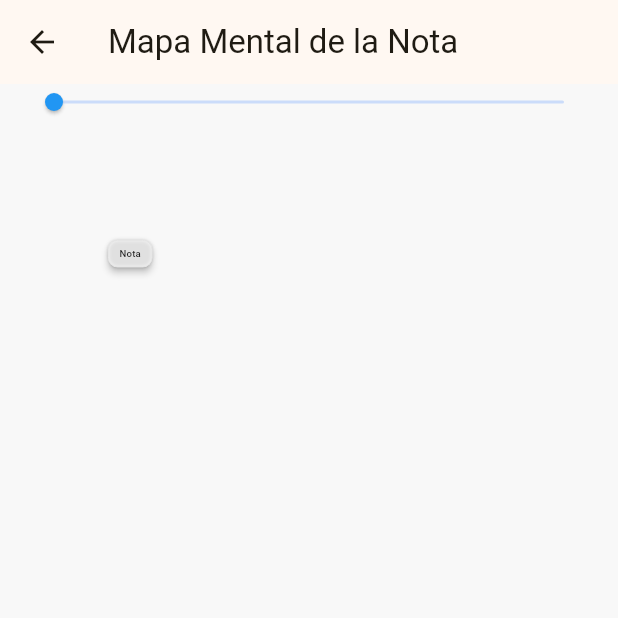
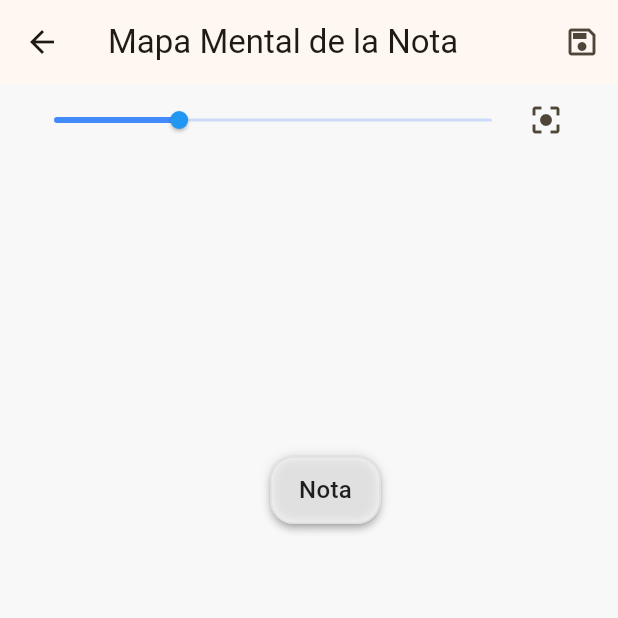
Before and after one commit to alfonso653/NOTAS, a Flutter app: the MindMapFromNoteScreen screen opened directly with empty values, on a phone screen of 412 x 824 dp, the top half of it. Run offline on Flutter 3.47's test engine with Material 3 defaults, Android fonts, the phone set to English and light mode, and no system bars; our stand-ins replace auto_size_text, image_picker, pdf, permission_handler, share_plus, shared_preferences; missing offline and left inert: flutter_sound; accounts and stored records are empty.

Commit message:
Subida completa: mejoras en mapa mental, nodos interactivos, pan/zoom, persistencia

```diff
--- a/lib/main.dart
+++ b/lib/main.dart
@@ -8,7 +8,6 @@ import 'notes_module.dart';
 import 'note.dart';
 import 'note_provider.dart';
 import 'pending.dart';
-
 
 void main() {
   runApp(const NotesApp());
@@ -65,8 +64,6 @@ class _HomeScreenState extends State<HomeScreen> {
       defaultTargetPlatform == TargetPlatform.macOS ||
       defaultTargetPlatform == TargetPlatform.windows ||
       defaultTargetPlatform == TargetPlatform.linux;
-
-
 
   /// Diferir mutaciones al próximo frame para evitar re-entrancia.
   void _defer(VoidCallback fn) {
--- a/lib/mindmap_board.dart
+++ b/lib/mindmap_board.dart
@@ -21,20 +21,32 @@ class MindMapBoard extends StatefulWidget {
 }
 
 class _MindMapBoardState extends State<MindMapBoard> {
-  String? _draggingNodeId;
-  Offset? _dragStartNodePosition;
-  bool _isDraggingNode = false;
+  // Estado de arrastre por nodo (evita conflictos entre gestures)
+  final Map<String, bool> _draggingNodes = {};
+  // Posición del nodo al iniciar el drag (en coordenadas de escena)
+  final Map<String, Offset?> _dragStartNodePositions = {};
+  // Punto de escena donde empezó el puntero
+  final Map<String, Offset?> _dragStartScenePositions = {};
+
   String? _selectedNodeId;
+
+  // Zoom / Pan
   final double _minZoom = 0.4;
   final double _maxZoom = 2.5;
   late double _zoom;
   late final TransformationController _transformationController;
+  final GlobalKey _viewerKey = GlobalKey();
+
+  // Canvas dinámico para evitar que el contenido se recorte
+  static const double _minCanvas = 2000.0;
+  static const double _canvasPadding = 300.0;
 
   @override
   void initState() {
     super.initState();
-    _zoom = _minZoom;
-    _transformationController = TransformationController(Matrix4.identity()..scale(_zoom));
+    _zoom = 1.0;
+    _transformationController =
+        TransformationController(Matrix4.identity()..scale(_zoom));
   }
 
   @override
@@ -43,11 +55,89 @@ class _MindMapBoardState extends State<MindMapBoard> {
     super.dispose();
   }
 
+  Size _computeCanvasSize() {
+    if (widget.nodes.isEmpty) return const Size(_minCanvas, _minCanvas);
+    double minX = double.infinity, minY = double.infinity;
+    double maxX = -double.infinity, maxY = -double.infinity;
+
+    for (final n in widget.nodes) {
+      minX = n.position.dx < minX ? n.position.dx : minX;
+      minY = n.position.dy < minY ? n.position.dy : minY;
+      maxX = n.position.dx > maxX ? n.position.dx : maxX;
+      maxY = n.position.dy > maxY ? n.position.dy : maxY;
+    }
+
+    final width = (maxX - minX).abs() +
+        _canvasPadding * 2 +
+        400; // margen extra para nodos
+    final height = (maxY - minY).abs() + _canvasPadding * 2 + 400;
+
+    return Size(
+      width.isFinite ? width.clamp(_minCanvas, double.infinity) : _minCanvas,
+      height.isFinite ? height.clamp(_minCanvas, double.infinity) : _minCanvas,
+    );
+  }
+
+  /// Convierte un punto global (pantalla) a coordenadas de escena del child de InteractiveViewer
+  Offset _globalToScene(Offset globalPosition) {
+    final box = _viewerKey.currentContext?.findRenderObject() as RenderBox?;
+    if (box == null) return globalPosition;
+    final local = box.globalToLocal(globalPosition);
+    // Desde Flutter 3, TransformationController expone toScene
+    return _transformationController.toScene(local);
+  }
+
+  void _onNodePanStart(MindMapNode node, DragStartDetails details) {
+    final scenePoint = _globalToScene(details.globalPosition);
+    setState(() {
+      _selectedNodeId = node.id;
+      _draggingNodes[node.id] = true;
+      _dragStartNodePositions[node.id] = node.position;
+      _dragStartScenePositions[node.id] = scenePoint;
+    });
+  }
+
+  void _onNodePanUpdate(MindMapNode node, DragUpdateDetails details) {
+    final startNode = _dragStartNodePositions[node.id];
+    final startScene = _dragStartScenePositions[node.id];
+    if (_draggingNodes[node.id] == true &&
+        startNode != null &&
+        startScene != null) {
+      final currentScene = _globalToScene(details.globalPosition);
+      final deltaScene = currentScene - startScene;
+      final newPos = startNode + deltaScene;
+
+      setState(() {
+        node.position = newPos;
+      });
+
+      if (widget.onNodeMoved != null) {
+        // Enviar copia inmutable si tu modelo expone copyWith; si no, el mismo objeto sirve.
+        try {
+          final updated = node.copyWith(position: newPos);
+          widget.onNodeMoved!(updated);
+        } catch (_) {
+          widget.onNodeMoved!(node);
+        }
+      }
+    }
+  }
+
+  void _onNodePanEndOrCancel(String nodeId) {
+    setState(() {
+      _draggingNodes[nodeId] = false;
+      _dragStartNodePositions[nodeId] = null;
+      _dragStartScenePositions[nodeId] = null;
+    });
+  }
+
   @override
   Widget build(BuildContext context) {
+    final canvasSize = _computeCanvasSize();
+
     return Column(
       children: [
-        // Slider de zoom igual al de la nota
+        // Slider de zoom
         Padding(
           padding: const EdgeInsets.symmetric(horizontal: 24, vertical: 0),
           child: Row(
@@ -56,8 +146,10 @@ class _MindMapBoardState extends State<MindMapBoard> {
                 child: SliderTheme(
                   data: SliderTheme.of(context).copyWith(
                     trackHeight: 2,
-                    thumbShape: const RoundSliderThumbShape(enabledThumbRadius: 6),
-                    overlayShape: const RoundSliderOverlayShape(overlayRadius: 12),
+                    thumbShape:
+                        const RoundSliderThumbShape(enabledThumbRadius: 6),
+                    overlayShape:
+                        const RoundSliderOverlayShape(overlayRadius: 12),
                     thumbColor: Colors.blue,
                     activeTrackColor: Colors.blueAccent,
                     inactiveTrackColor: Colors.blueAccent.withOpacity(0.25),
@@ -69,15 +161,27 @@ class _MindMapBoardState extends State<MindMapBoard> {
                     onChanged: (v) {
                       setState(() {
                         _zoom = v;
-                        _transformationController.value = Matrix4.identity()..scale(_zoom);
+                        _transformationController.value = Matrix4.identity()
+                          ..scale(_zoom);
                       });
                     },
                   ),
                 ),
               ),
+              IconButton(
+                tooltip: 'Centrar y ajustar',
+                onPressed: () {
+                  setState(() {
+                    _zoom = 1.0;
+                    _transformationController.value = Matrix4.identity();
+                  });
+                },
+                icon: const Icon(Icons.center_focus_strong),
+              ),
             ],
           ),
         ),
+
         // Área interactiva del mapa mental
         Expanded(
           child: GestureDetector(
@@ -87,80 +191,62 @@ class _MindMapBoardState extends State<MindMapBoard> {
                 _selectedNodeId = null;
               });
             },
-            child: Listener(
-              onPointerSignal: (_) {},
-              child: StatefulBuilder(
-                builder: (context, setSB) {
-                  return InteractiveViewer(
+            child: InteractiveViewer(
+              key: _viewerKey,
               minScale: _minZoom,
               maxScale: _maxZoom,
-                    panEnabled: !_isDraggingNode && _selectedNodeId == null,
+              panEnabled:
+                  true, // Siempre habilitado; los nodos capturan sus propios gestures
               scaleEnabled: true,
+              constrained: false, // Permite canvas grande
+              boundaryMargin: const EdgeInsets.all(double.infinity),
               transformationController: _transformationController,
-                    onInteractionUpdate: (details) {
+              onInteractionUpdate: (_) {
                 setState(() {
                   _zoom = _transformationController.value.getMaxScaleOnAxis();
                 });
               },
-                    panAxis: PanAxis.free,
-                    boundaryMargin: const EdgeInsets.all(double.infinity),
+              child: RepaintBoundary(
+                child: SizedBox(
+                  width: canvasSize.width,
+                  height: canvasSize.height,
                   child: Stack(
                     clipBehavior: Clip.none,
                     children: [
-                        // Dibuja las conexiones
+                      // Conexiones debajo
                       Positioned.fill(
                         child: CustomPaint(
-                            painter: _ConnectionsPainter(widget.nodes, widget.connections),
+                          painter: _ConnectionsPainter(
+                              widget.nodes, widget.connections),
                         ),
                       ),
-                        // Dibuja los nodos
+
+                      // Nodos encima
                       ...widget.nodes.map((node) {
                         final isSelected = node.id == _selectedNodeId;
                         return Positioned(
+                          key: ValueKey('pos_${node.id}'),
                           left: node.position.dx,
                           top: node.position.dy,
-                            child: GestureDetector(
-                              behavior: HitTestBehavior.translucent,
-                              onTap: () {
-                                setState(() {
-                                  _selectedNodeId = node.id;
-                                });
+                          child: _DraggableMindMapNode(
+                            key: ValueKey('node_${node.id}'),
+                            node: node,
+                            selected: isSelected,
+                            onSelect: () {
+                              setState(() => _selectedNodeId = node.id);
                             },
-                              onPanStart: (details) {
-                                if (_selectedNodeId == node.id) {
-                                  setState(() {
-                                    _draggingNodeId = node.id;
-                                    _dragStartNodePosition = node.position;
-                                    _isDraggingNode = true;
-                                  });
-                                }
-                              },
-                              onPanUpdate: (details) {
-                                if (_draggingNodeId == node.id && _dragStartNodePosition != null && _selectedNodeId == node.id) {
-                                  setState(() {
-                                    node.position = _dragStartNodePosition! + details.delta / _zoom;
-                                    _dragStartNodePosition = node.position;
-                                  });
-                                  if (widget.onNodeMoved != null) {
-                                    widget.onNodeMoved!(node);
-                                  }
-                                }
-                              },
-                              onPanEnd: (_) {
-                                setState(() {
-                                  _draggingNodeId = null;
-                                  _dragStartNodePosition = null;
-                                  _isDraggingNode = false;
-                                });
-                              },
-                              child: _MindMapNodeWidget(node: node, selected: isSelected),
+                            onMoveStart: (details) =>
+                                _onNodePanStart(node, details),
+                            onMoveUpdate: (details) =>
+                                _onNodePanUpdate(node, details),
+                            onMoveEnd: () => _onNodePanEndOrCancel(node.id),
+                            onMoveCancel: () => _onNodePanEndOrCancel(node.id),
                           ),
                         );
                       }).toList(),
                     ],
                   ),
-                  );
-                },
+                ),
               ),
             ),
           ),
@@ -170,20 +256,49 @@ class _MindMapBoardState extends State<MindMapBoard> {
   }
 }
 
-class _MindMapNodeWidget extends StatelessWidget {
+class _DraggableMindMapNode extends StatelessWidget {
   final MindMapNode node;
   final bool selected;
-  const _MindMapNodeWidget({required this.node, this.selected = false});
+  final VoidCallback onSelect;
+  final GestureDragStartCallback onMoveStart;
+  final GestureDragUpdateCallback onMoveUpdate;
+  final VoidCallback onMoveEnd;
+  final VoidCallback onMoveCancel;
+
+  const _DraggableMindMapNode({
+    required this.node,
+    required this.selected,
+    required this.onSelect,
+    required this.onMoveStart,
+    required this.onMoveUpdate,
+    required this.onMoveEnd,
+    required this.onMoveCancel,
+    Key? key,
+  }) : super(key: key);
 
   @override
   Widget build(BuildContext context) {
-    return Material(
+    // El GestureDetector captura los eventos de arrastre del nodo,
+    // evitando que el InteractiveViewer haga pan al mismo tiempo.
+    return GestureDetector(
+      behavior: HitTestBehavior.opaque,
+      onTap: onSelect,
+      onPanStart: onMoveStart,
+      onPanUpdate: onMoveUpdate,
+      onPanEnd: (_) => onMoveEnd(),
+      onPanCancel: onMoveCancel,
+      child: Material(
         color: Colors.white,
         elevation: selected ? 8 : 2,
         borderRadius: BorderRadius.circular(16),
         child: IntrinsicWidth(
           child: Container(
-          constraints: const BoxConstraints(minWidth: 60, maxWidth: 260),
+            constraints: const BoxConstraints(
+              minWidth: 60,
+              maxWidth: 260,
+              minHeight: 40,
+              maxHeight: 160,
+            ),
             padding: const EdgeInsets.symmetric(horizontal: 18, vertical: 10),
             decoration: BoxDecoration(
               borderRadius: BorderRadius.circular(16),
@@ -192,9 +307,18 @@ class _MindMapNodeWidget extends StatelessWidget {
                 width: selected ? 2.5 : 1.2,
               ),
               boxShadow: selected
-                ? [BoxShadow(color: Colors.blueAccent.withOpacity(0.18), blurRadius: 16, spreadRadius: 2)]
+                  ? [
+                      BoxShadow(
+                          color: Colors.blueAccent.withOpacity(0.18),
+                          blurRadius: 16,
+                          spreadRadius: 2)
+                    ]
                   : [BoxShadow(color: Colors.black12, blurRadius: 6)],
             ),
+            child: Scrollbar(
+              thumbVisibility: true,
+              child: SingleChildScrollView(
+                scrollDirection: Axis.vertical,
                 child: Text(
                   node.text,
                   style: TextStyle(
@@ -204,7 +328,9 @@ class _MindMapNodeWidget extends StatelessWidget {
                   ),
                   softWrap: true,
                   overflow: TextOverflow.visible,
-            maxLines: 4,
+                ),
+              ),
+            ),
           ),
         ),
       ),
@@ -215,25 +341,44 @@ class _MindMapNodeWidget extends StatelessWidget {
 class _ConnectionsPainter extends CustomPainter {
   final List<MindMapNode> nodes;
   final List<MindMapConnection> connections;
+
   _ConnectionsPainter(this.nodes, this.connections);
 
   @override
   void paint(Canvas canvas, Size size) {
+    final paint = Paint()
+      ..strokeWidth = 2.2
+      ..style = PaintingStyle.stroke;
+
     for (final conn in connections) {
-      final from = nodes.firstWhere((n) => n.id == conn.fromId,
-          orElse: () => nodes.first);
+      final from = nodes
+          .where((n) => n.id == conn.fromId)
+          .cast<MindMapNode?>()
+          .firstWhere(
+            (n) => n != null,
+            orElse: () => null,
+          );
       final to =
-          nodes.firstWhere((n) => n.id == conn.toId, orElse: () => nodes.first);
-      final paint = Paint()
-        ..color = conn.color
-        ..strokeWidth = 2.2;
-      final fromOffset =
-          from.position + const Offset(60, 24); // centro aproximado
+          nodes.where((n) => n.id == conn.toId).cast<MindMapNode?>().firstWhere(
+                (n) => n != null,
+                orElse: () => null,
+              );
+      if (from == null || to == null) continue;
+
+      paint.color = conn.color;
+
+      // Puntos aproximados desde el centro del nodo (ajustables)
+      final fromOffset = from.position + const Offset(60, 24);
       final toOffset = to.position + const Offset(60, 24);
+
+      // Línea recta (se puede mejorar a curva bézier)
       canvas.drawLine(fromOffset, toOffset, paint);
     }
   }
 
   @override
-  bool shouldRepaint(covariant CustomPainter oldDelegate) => true;
+  bool shouldRepaint(covariant _ConnectionsPainter oldDelegate) {
+    // Re-pintar cuando cambien nodos o conexiones
+    return oldDelegate.nodes != nodes || oldDelegate.connections != connections;
   }
+}
--- a/lib/mindmap_from_note_screen.dart
+++ b/lib/mindmap_from_note_screen.dart
@@ -1,6 +1,7 @@
 import 'package:flutter/material.dart';
 import 'dart:math' as math;
 import 'package:provider/provider.dart';
+
 import 'note.dart';
 import 'note_provider.dart';
 import 'mindmap_model.dart';
@@ -21,126 +22,124 @@ class _MindMapFromNoteScreenState extends State<MindMapFromNoteScreen> {
   @override
   void initState() {
     super.initState();
-    // Restaurar nodos y conexiones si existen en la nota
-    if (widget.note.mindMapNodes != null && widget.note.mindMapNodes!.isNotEmpty) {
-      // Restaurar nodos existentes
-      nodes = widget.note.mindMapNodes!.map((e) => MindMapNode(
+
+    // Cargar (si existen) nodos previos de la nota para preservar posiciones
+    final prevNodes = <String, MindMapNode>{};
+    if (widget.note.mindMapNodes != null) {
+      for (final e in widget.note.mindMapNodes!) {
+        prevNodes[e['id']] = MindMapNode(
           id: e['id'],
           text: e['text'],
-        position: Offset((e['x'] as num).toDouble(), (e['y'] as num).toDouble()),
-        children: (e['children'] as List?)?.map((c) => c.toString()).toList() ?? [],
-      )).toList();
-
-      // Sincronizar el nodo principal (root) con el título de la nota
-      final root = nodes.first;
-      final newRootText = widget.note.title.isEmpty ? 'Nota' : widget.note.title;
-      if (root.text != newRootText) {
-        nodes[0] = root.copyWith(text: newRootText);
-      }
-
-      // Buscar nodos hijos (no root) y mapear por índice
-      int idx = 0;
-      for (final part in widget.note.contentParts) {
-        if ((part['isImage'] ?? false) == true) continue;
-        final text = (part['text'] ?? '').toString().trim();
-        if (text.isEmpty) continue;
-        final nodeId = 'n$idx';
-        final nodeIdx = nodes.indexWhere((n) => n.id == nodeId);
-        if (nodeIdx != -1) {
-          // Si existe, actualizar el texto
-          nodes[nodeIdx] = nodes[nodeIdx].copyWith(
-            text: text.length > 40 ? text.substring(0, 40) + '...' : text,
+          position: Offset(
+            (e['x'] as num).toDouble(),
+            (e['y'] as num).toDouble(),
+          ),
+          children:
+              (e['children'] as List?)?.map((c) => c.toString()).toList() ??
+                  <String>[],
         );
-        } else {
-          // Si no existe, crear el nodo
-          nodes.add(MindMapNode(
-            id: nodeId,
-            text: text.length > 40 ? text.substring(0, 40) + '...' : text,
-            position: root.position + Offset(60.0 * (idx + 1), 120.0),
-            children: [],
-          ));
-          nodes[0].children.add(nodeId);
-        }
-        idx++;
-      }
-      // Opcional: eliminar nodos huérfanos si algún segmento fue borrado
-      nodes.removeWhere((n) => n.id.startsWith('n') && int.tryParse(n.id.substring(1)) != null && int.parse(n.id.substring(1)) >= idx);
-      nodes[0].children.removeWhere((id) => id.startsWith('n') && int.tryParse(id.substring(1)) != null && int.parse(id.substring(1)) >= idx);
-    } else {
-      nodes = _generateNodesFromNote();
-    }
-    if (widget.note.mindMapConnections != null && widget.note.mindMapConnections!.isNotEmpty) {
-      connections = widget.note.mindMapConnections!.map((e) => MindMapConnection(
-        fromId: e['fromId'],
-        toId: e['toId'],
-        color: Colors.indigo,
-      )).toList();
-      // --- Agregar conexiones para nuevos nodos hijos si faltan ---
-      final root = nodes.first;
-      for (final id in root.children) {
-        if (!connections.any((c) => c.fromId == root.id && c.toId == id)) {
-          connections.add(MindMapConnection(fromId: root.id, toId: id, color: Colors.indigo));
-        }
-      }
-    } else {
-      connections = _generateConnections(nodes);
       }
     }
 
-  List<MindMapNode> _generateNodesFromNote() {
-    final nodes = <MindMapNode>[];
-    final rootId = 'root';
-    nodes.add(MindMapNode(
+    nodes = _generateNodesFromNoteWithPositions(prevNodes);
+    connections = _generateConnections(nodes);
+
+    // Guardar el estado inicial (asegura persistencia cuando se abre)
+    WidgetsBinding.instance.addPostFrameCallback((_) => _saveMindMap());
+  }
+
+  List<MindMapNode> _generateNodesFromNoteWithPositions(
+      Map<String, MindMapNode> prevNodes) {
+    final result = <MindMapNode>[];
+
+    // Nodo raíz
+    const rootId = 'root';
+    final String rootText =
+        widget.note.title.isEmpty ? 'Nota' : widget.note.title;
+    final MindMapNode rootNode = (prevNodes[rootId]?.copyWith(
+          text: rootText,
+          children: const <String>[],
+        )) ??
+        MindMapNode(
           id: rootId,
-      text: widget.note.title.isEmpty ? 'Nota' : widget.note.title,
+          text: rootText,
           position: const Offset(180, 200),
-      children: [],
-    ));
-    final double radius = 140;
+          children: <String>[],
+        );
+    result.add(rootNode);
+
+    // Filtrar solo partes de texto para nodos secundarios
+    final textParts = widget.note.contentParts.where((p) {
+      final isImage = (p['isImage'] ?? false) == true;
+      final text = (p['text'] ?? '').toString().trim();
+      return !isImage && text.isNotEmpty;
+    }).toList();
+
+    final double radius = 160;
+    final total = textParts.length == 0 ? 1 : textParts.length;
+
     int idx = 0;
-    for (final part in widget.note.contentParts) {
-      if ((part['isImage'] ?? false) == true) continue;
+    for (final part in textParts) {
       final text = (part['text'] ?? '').toString().trim();
-      if (text.isEmpty) continue;
       final id = 'n$idx';
-      final angle = 2 * math.pi * idx / (widget.note.contentParts.length == 0 ? 1 : widget.note.contentParts.length);
-      nodes.add(MindMapNode(
+      final angle = 2 * math.pi * idx / total;
+
+      final prev = prevNodes[id];
+      final node = MindMapNode(
         id: id,
-        text: text.length > 40 ? text.substring(0, 40) + '...' : text,
-        position: Offset(
-          180 + radius * math.cos(angle),
-          200 + radius * math.sin(angle),
+        text: text.length > 40 ? '${text.substring(0, 40)}...' : text,
+        position: prev?.position ??
+            Offset(
+              rootNode.position.dx + radius * math.cos(angle),
+              rootNode.position.dy + radius * math.sin(angle),
             ),
-        children: [],
-      ));
-      nodes.first.children.add(id);
+        children: <String>[],
+      );
+
+      result.add(node);
       idx++;
     }
-    return nodes;
+
+    // Hijos del root = todos los nodos no raíz
+    final childrenIds = result.skip(1).map((n) => n.id).toList();
+    final rootIndex = result.indexWhere((n) => n.id == rootId);
+    if (rootIndex != -1) {
+      result[rootIndex] = result[rootIndex].copyWith(children: childrenIds);
+    }
+
+    return result;
   }
 
   List<MindMapConnection> _generateConnections(List<MindMapNode> nodes) {
-    final root = nodes.first;
+    if (nodes.isEmpty) return <MindMapConnection>[];
+    final root =
+        nodes.firstWhere((n) => n.id == 'root', orElse: () => nodes.first);
     return root.children
-        .map((id) => MindMapConnection(fromId: root.id, toId: id, color: Colors.indigo))
+        .map((id) =>
+            MindMapConnection(fromId: root.id, toId: id, color: Colors.indigo))
         .toList();
   }
 
   void _saveMindMap() {
-    // Guardar nodos y conexiones en la nota y persistir
-    widget.note.mindMapNodes = nodes.map((n) => {
+    // Persistir nodos y conexiones en la nota
+    widget.note.mindMapNodes = nodes
+        .map((n) => {
               'id': n.id,
               'text': n.text,
               'x': n.position.dx,
               'y': n.position.dy,
               'children': n.children,
-    }).toList();
-    widget.note.mindMapConnections = connections.map((c) => {
+            })
+        .toList();
+
+    widget.note.mindMapConnections = connections
+        .map((c) => {
               'fromId': c.fromId,
               'toId': c.toId,
-    }).toList();
-    final provider = Provider.of<NoteProvider>(context, listen: false);
-    provider.updateNote(widget.note);
+            })
+        .toList();
+
+    Provider.of<NoteProvider>(context, listen: false).updateNote(widget.note);
   }
 
   @override
@@ -148,13 +147,30 @@ class _MindMapFromNoteScreenState extends State<MindMapFromNoteScreen> {
     return Scaffold(
       appBar: AppBar(
         title: const Text('Mapa Mental de la Nota'),
+        actions: [
+          IconButton(
+            tooltip: 'Guardar',
+            onPressed: _saveMindMap,
+            icon: const Icon(Icons.save_outlined),
+          ),
+        ],
       ),
       body: Container(
         color: const Color(0xFFF8F8F8),
         child: MindMapBoard(
+          key: ValueKey('board_${widget.note.id}'),
           nodes: nodes,
           connections: connections,
-          onNodeMoved: (_) => _saveMindMap(),
+          onNodeMoved: (updatedNode) {
+            setState(() {
+              // Reemplazar el nodo por id con la instancia actualizada
+              final idx = nodes.indexWhere((n) => n.id == updatedNode.id);
+              if (idx != -1) {
+                nodes[idx] = updatedNode;
+              }
+              _saveMindMap();
+            });
+          },
         ),
       ),
     );
--- a/lib/mindmap_model.dart
+++ b/lib/mindmap_model.dart
@@ -15,6 +15,7 @@ class MindMapNode {
       children: children ?? List<String>.from(this.children),
     );
   }
+
   String id;
   String text;
   Offset position;
```
Also changed, not shown: lib/note.dart (indentation only). Lines whose indentation alone changed are shown as unchanged.
